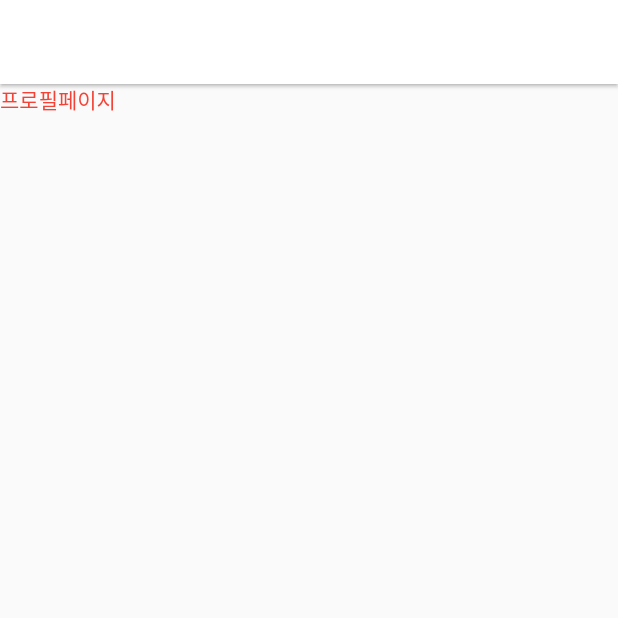
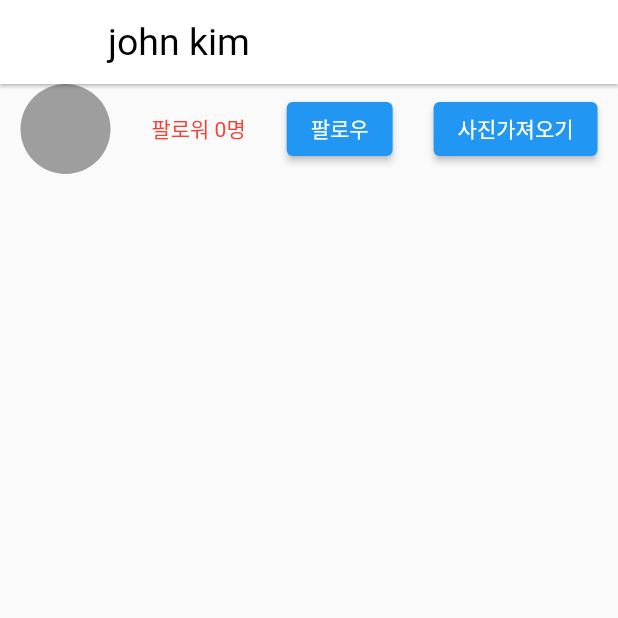
Before and after one commit to Woo-TG/practice_coding_apple, a Flutter app: the Profile screen opened directly, on a phone screen of 412 x 824 dp, the top half of it. Run offline on Flutter 3.47's test engine with Material 2 defaults, Android fonts, the phone set to English and light mode, and no system bars; our stand-ins replace image_picker, shared_preferences; accounts and stored records are empty; network calls fail.

Commit message:
11-23 office

```diff
--- a/lib/main.dart
+++ b/lib/main.dart
@@ -1,19 +1,26 @@
-import 'package:flutter/cupertino.dart';
 import 'package:flutter/material.dart';
 import 'style.dart' as style;
 import 'dart:convert';
 import 'package:http/http.dart' as http;
-import 'package:flutter/rendering.dart'; // 스크롤 관련 함수
+// import 'package:flutter/rendering.dart'; // 스크롤 관련 함수
 import 'package:image_picker/image_picker.dart';
 import 'dart:io';
 import 'package:shared_preferences/shared_preferences.dart';
-import 'package:flutter/cupertino.dart';
+import 'package:provider/provider.dart';
+
 
 void main() {
-  runApp(MaterialApp(
-      debugShowCheckedModeBanner: false,
-      theme: style.theme,
-      home: const MyApp()));
+  runApp(MultiProvider(      //store 원하는 위젯에 등록하기, materialApp를 감싸면 자식 위젯 모두 사용가능
+    providers: [
+      ChangeNotifierProvider(create: (c) => Store1()),
+      ChangeNotifierProvider(create: (c) => Store2()),
+    ],
+
+    child: MaterialApp(
+        debugShowCheckedModeBanner: false,
+        theme: style.theme,
+        home: const MyApp()),
+  ));
 }
 
 class MyApp extends StatefulWidget {
@@ -30,12 +37,26 @@ class _MyAppState extends State<MyApp> {
   var userContent;
 
   saveData() async {
-    var storage = await SharedPreferences.getInstance();
+    var storage = await SharedPreferences.getInstance();   // 데이터 저장
+    storage.setString('map', jsonEncode({'age': 20}));    // map 형태
 
-    storage.setString('map', jsonEncode({'age': 20}));
-    var result = storage.getString('map') ?? '없는데요';
-    print(jsonDecode(result)['age']);
+    var result = storage.getString('map') ?? '없는데요';  // 저장했던 자료 출력 & null check
+    print(jsonDecode(result)['age']);                   // 자료 삭제  storage.remove('name')
   }
+
+  // saveData() async {
+  //   var storage = await SharedPreferences.getInstance();
+  //   storage.setString('name', 'johg');     // 다양한 형태의 자료 저장 가능
+  //   storage.setBool('name', true);
+  //   storage.setInt('name', 20);
+  //   storage.setDouble('name', 20.5);
+  //   storage.setStringList('name', ['john', 'park']);
+  //
+  //   storage.remove('name');                           // 자료 삭제
+  //   var result = storage.getString('name');
+  //   print(result);
+  // }
+
 
   addMyData() {
     var myData = {
@@ -81,7 +102,7 @@ class _MyAppState extends State<MyApp> {
   }
 
   @override
-  void initState() {
+  void initState() {    // 실행
     super.initState();
     saveData();
     getData();
@@ -195,9 +216,9 @@ class _HomeState extends State<Home> {
                     Navigator.push(
                         context,
                         PageRouteBuilder(
-                            pageBuilder: (context, a1, a2) => Profile(),  // 파라미터 3개 그냥 채워야 됨
+                            pageBuilder: (context, a1, a2) => Profile(),  // 파라미터 3개 그냥 채워야 됨 , c 의미없음
                             transitionsBuilder: (context, a1, a2, child) =>  // a1:animation object - 새 페이지 전환효과(0~1)
-                                FadeTransition(opacity: a1, child: child),   // a2: 기존 페이지 에니메이션
+                                FadeTransition(opacity: a1, child: child),   // a2: 기존 페이지 에니메이션, 4번째: 현재 보여주는 위젯
 
                               // SlideTransition(       // 슬라이드 형식
                               //     position: Tween(
@@ -211,7 +232,7 @@ class _HomeState extends State<Home> {
                   },
                 ),
                 Text('좋아요 ${widget.data[i]['likes']}'),
-                Text(widget.data[i]['user']),
+                Text('${widget.data[i]['date']}'),
                 Text(widget.data[i]['content']),
               ],
             );
@@ -263,14 +284,90 @@ class Upload extends StatelessWidget {
   }
 }
 
+class Store2 extends ChangeNotifier {
+  var name = 'john kim';
+}
+
+class Store1 extends ChangeNotifier {
+  var follower = 0;
+  var friend = false;  // 기본값
+  var profileImage = [];
+
+  getData() async {
+    var result = await http.get(Uri.parse('https://codingapple1.github.io/app/profile.json'));
+    var result2 = jsonDecode(result.body);
+    profileImage = result2;
+    notifyListeners();
+  }
+
+  addFollower(){
+    if (friend == false){    // 친구가 아니면 +1 그리고 true로 바꿈.
+      follower ++;
+      friend = true;
+    } else {
+      follower --;
+      friend = false;
+    }
+    notifyListeners();
+  }
+  // changeName(){
+  //   name = 'john park';
+  //   notifyListeners();   // 재렌더링 해주는 코드
+  // }
+
+}
+
 class Profile extends StatelessWidget {
   const Profile({super.key});
 
   @override
   Widget build(BuildContext context) {
     return Scaffold(
-      appBar: AppBar(),
-      body: Text('프로필페이지'),
+      appBar: AppBar(title: Text(context.watch<Store2>().name),),  //provider 사용
+      body: CustomScrollView(
+        slivers: [
+          SliverToBoxAdapter(child: ProfileHeader()),
+          SliverGrid(
+              delegate: SliverChildBuilderDelegate(
+                  (context, i) => Image.network(context.watch<Store1>().profileImage[i]),
+                  childCount: context.watch<Store1>().profileImage.length
+              ),
+              gridDelegate: SliverGridDelegateWithFixedCrossAxisCount(crossAxisCount: 2)
+          )
+        ],
+      )
     );
   }
 }
+
+
+class ProfileHeader extends StatelessWidget {
+  const ProfileHeader({super.key});
+
+  @override
+  Widget build(BuildContext context) {
+    return Row(
+      mainAxisAlignment: MainAxisAlignment.spaceAround,
+      children: [
+        CircleAvatar(
+          radius: 30,
+          backgroundColor: Colors.grey,
+        ),
+        Text('팔로워 ${context.watch<Store1>().follower}명'),
+        ElevatedButton(
+            onPressed: (){
+              // context.read<Store1>().changeName();      // 함수 실행하고 싶을때
+              context.read<Store1>().addFollower();
+            },
+            child: Text('팔로우')
+        ),
+        ElevatedButton(
+            onPressed: (){
+              context.read<Store1>().addFollower();
+            },
+            child: Text('사진가져오기')
+        ),
+      ],
+    );
+  }
+}
--- a/pubspec.yaml
+++ b/pubspec.yaml
@@ -33,6 +33,7 @@ dependencies:
   http: ^1.1.0
   image_picker: ^1.0.4
   shared_preferences: ^2.2.2
+  provider: ^6.1.1
 
 
 
```
Also changed, not shown: pubspec.lock.
